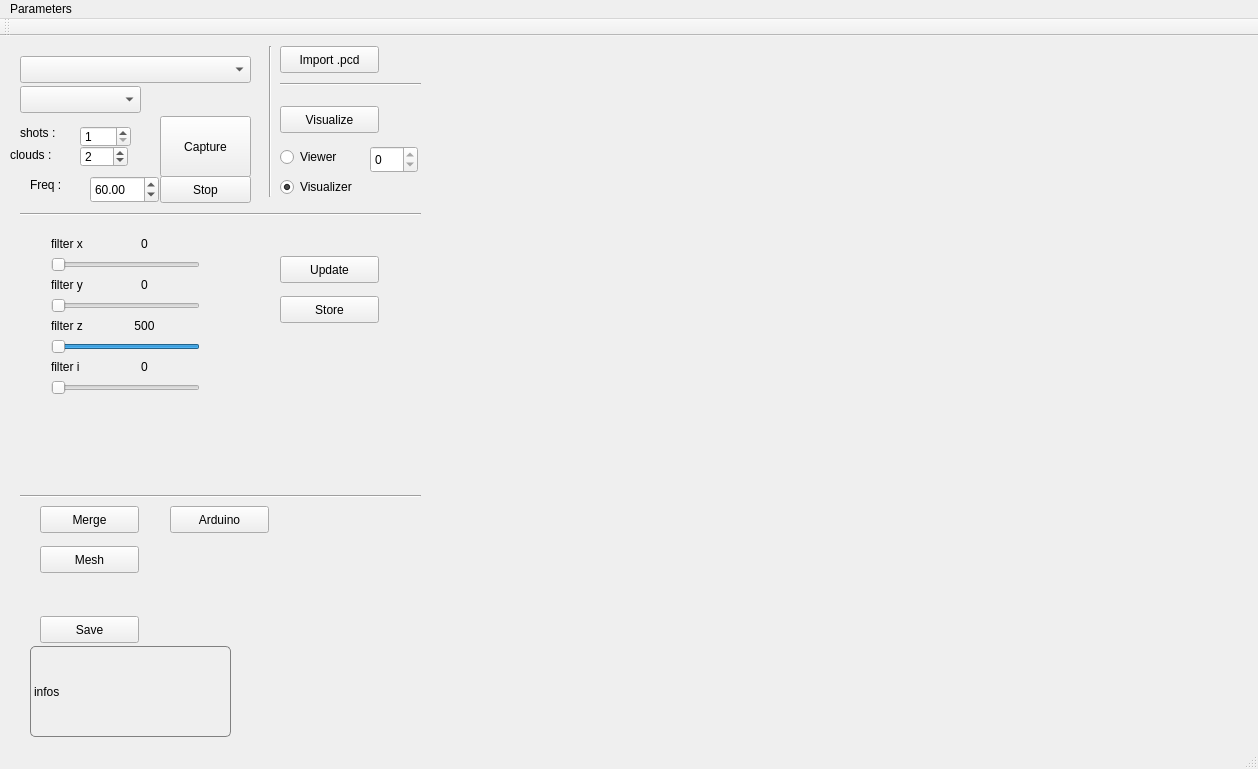
First picture: the form in Software/code/under_classes/tofUcblApp/mainwindow.ui, repository yanik-porto/3DfromTOF, before the edit.
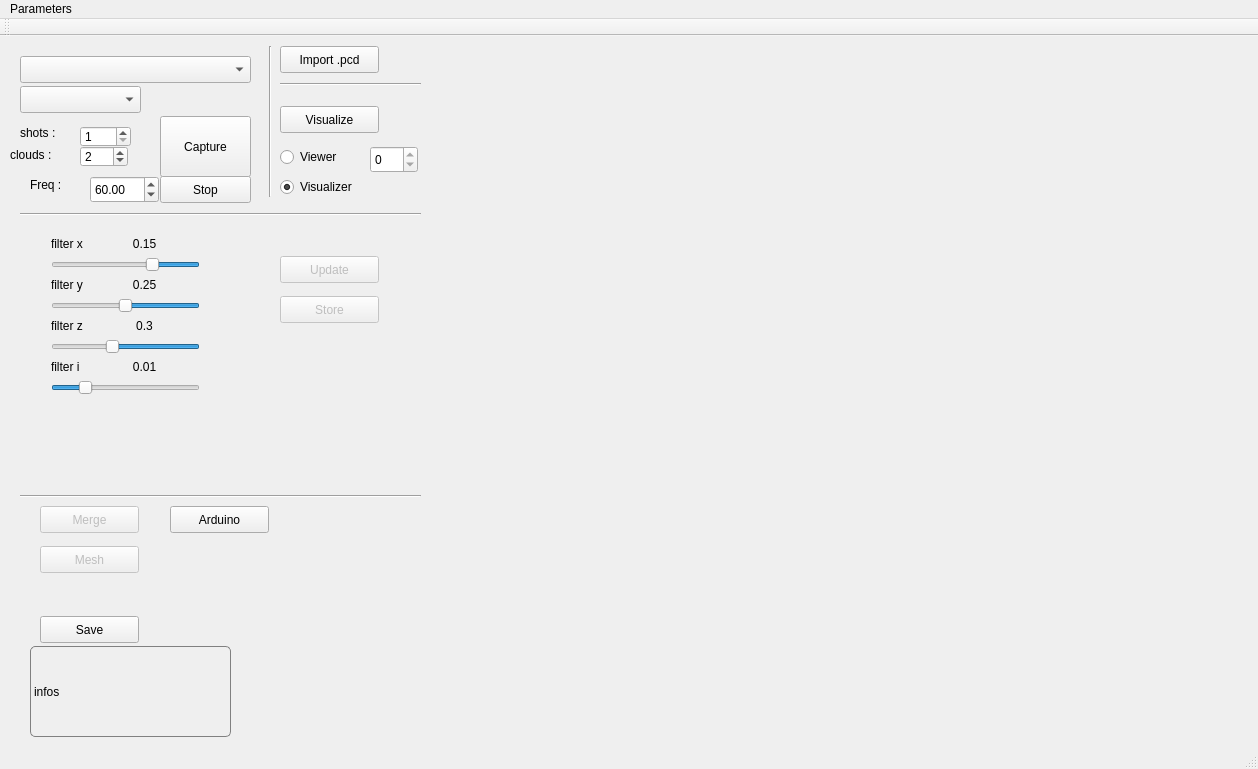
Second picture: the form after the edit. Custom widgets are drawn as their Qt base class.

What changed in the file:
```diff
--- a/Software/code/under_classes/tofUcblApp/mainwindow.ui
+++ b/Software/code/under_classes/tofUcblApp/mainwindow.ui
@@ -177,6 +177,9 @@
     </property>
    </widget>
    <widget class="QPushButton" name="pushButton_filter">
+    <property name="enabled">
+     <bool>false</bool>
+    </property>
     <property name="geometry">
      <rect>
       <x>280</x>
@@ -190,6 +193,9 @@
     </property>
    </widget>
    <widget class="QPushButton" name="pushButton_store">
+    <property name="enabled">
+     <bool>false</bool>
+    </property>
     <property name="geometry">
      <rect>
       <x>280</x>
@@ -216,6 +222,9 @@
     </property>
    </widget>
    <widget class="QPushButton" name="pushButton_merge">
+    <property name="enabled">
+     <bool>false</bool>
+    </property>
     <property name="geometry">
      <rect>
       <x>40</x>
@@ -229,6 +238,9 @@
     </property>
    </widget>
    <widget class="QPushButton" name="pushButton_mesh">
+    <property name="enabled">
+     <bool>false</bool>
+    </property>
     <property name="geometry">
      <rect>
       <x>40</x>
@@ -292,7 +304,7 @@
      <item row="0" column="1">
       <widget class="QLabel" name="label_xv">
        <property name="text">
-        <string>0</string>
+        <string>0.15</string>
        </property>
        <property name="alignment">
         <set>Qt::AlignCenter</set>
@@ -304,9 +316,15 @@
        <property name="maximum">
         <number>500</number>
        </property>
+       <property name="value">
+        <number>150</number>
+       </property>
        <property name="orientation">
         <enum>Qt::Horizontal</enum>
        </property>
+       <property name="invertedAppearance">
+        <bool>true</bool>
+       </property>
       </widget>
      </item>
      <item row="4" column="0" colspan="2">
@@ -314,9 +332,15 @@
        <property name="maximum">
         <number>500</number>
        </property>
+       <property name="value">
+        <number>250</number>
+       </property>
        <property name="orientation">
         <enum>Qt::Horizontal</enum>
        </property>
+       <property name="invertedAppearance">
+        <bool>true</bool>
+       </property>
       </widget>
      </item>
      <item row="6" column="0" colspan="2">
@@ -328,7 +352,7 @@
         <number>500</number>
        </property>
        <property name="value">
-        <number>500</number>
+        <number>300</number>
        </property>
        <property name="orientation">
         <enum>Qt::Horizontal</enum>
@@ -343,6 +367,9 @@
        <property name="maximum">
         <number>500</number>
        </property>
+       <property name="value">
+        <number>100</number>
+       </property>
        <property name="orientation">
         <enum>Qt::Horizontal</enum>
        </property>
@@ -351,7 +378,7 @@
      <item row="3" column="1">
       <widget class="QLabel" name="label_yv">
        <property name="text">
-        <string>0</string>
+        <string>0.25</string>
        </property>
        <property name="alignment">
         <set>Qt::AlignCenter</set>
@@ -361,7 +388,7 @@
      <item row="5" column="1">
       <widget class="QLabel" name="label_zv">
        <property name="text">
-        <string>500</string>
+        <string>0.3</string>
        </property>
        <property name="alignment">
         <set>Qt::AlignCenter</set>
@@ -371,7 +398,7 @@
      <item row="7" column="1">
       <widget class="QLabel" name="label_iv">
        <property name="text">
-        <string>0</string>
+        <string>0.01</string>
        </property>
        <property name="alignment">
         <set>Qt::AlignCenter</set>
```
